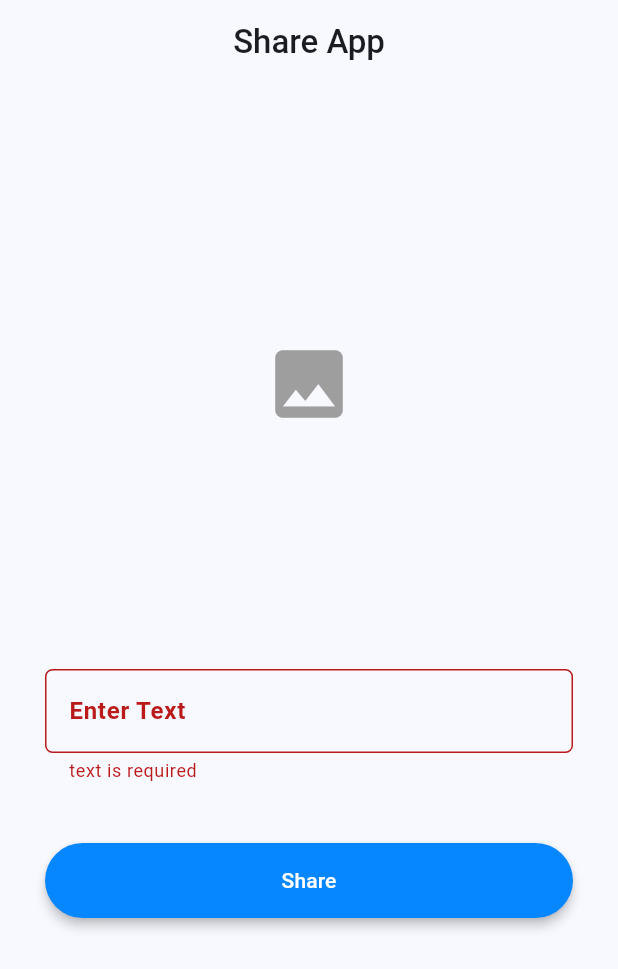
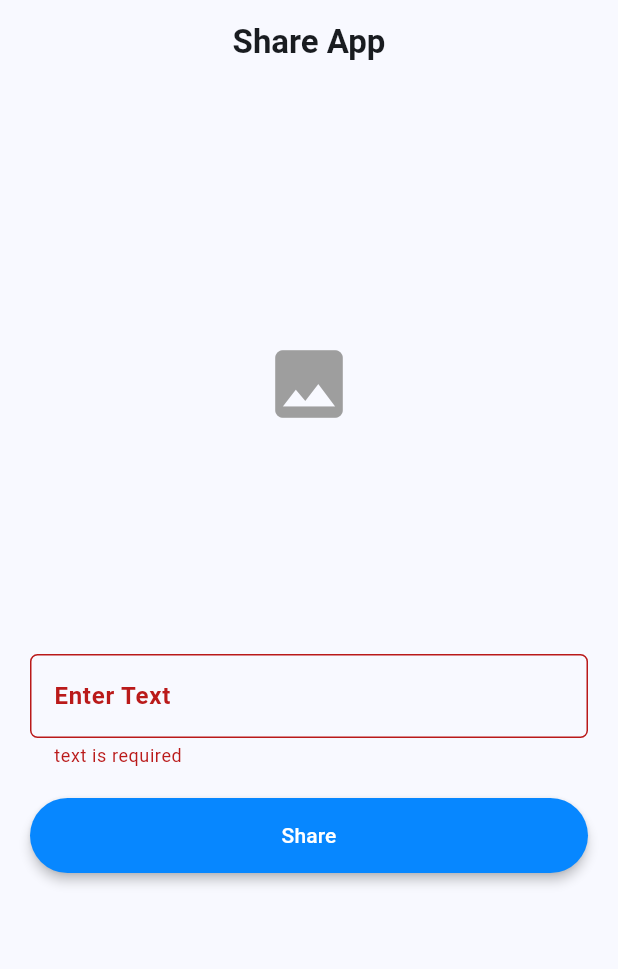
Before and after one commit to ammardev99/share_image_text, a Flutter app: the screen it shows after launch, after a tap on "Share", on a phone screen of 412 x 824 dp. Shown: the top 969 px of the screen. Run offline on Flutter 3.47's test engine with Material 3 defaults, Android fonts, the phone set to English and light mode, and no system bars; our stand-ins replace image_picker.

Commit message:
add widgets

```diff
--- a/lib/modules/share.dart
+++ b/lib/modules/share.dart
@@ -2,6 +2,7 @@ import 'dart:io';
 
 import 'package:flutter/material.dart';
 import 'package:image_picker/image_picker.dart';
+import 'package:share/modules/widgets.dart';
 
 class ShareApp extends StatefulWidget {
   const ShareApp({super.key});
@@ -32,12 +33,10 @@ class _ShareAppState extends State<ShareApp> {
     return Scaffold(
 // app bar
       appBar: AppBar(
-        title: const Text(
-          "Share App",
-          style: TextStyle(fontWeight: FontWeight.w500),
-        ),
+        title: boldText("Share App"),
         centerTitle: true,
       ),
+
       body: SingleChildScrollView(
         scrollDirection: Axis.vertical,
         physics: const BouncingScrollPhysics(),
@@ -47,9 +46,7 @@ class _ShareAppState extends State<ShareApp> {
             key: formKey,
             child: Column(
               children: [
-                const SizedBox(
-                  height: 20,
-                ),
+                sizeBox(20),
 // pick image
                 InkWell(
                   onTap: () => getImage(),
@@ -58,69 +55,42 @@ class _ShareAppState extends State<ShareApp> {
                     width: 320,
                     height: 320,
                     child: Center(
-                        child:
-// image icon
-                            imagePick == null
-                                ? const SizedBox(
-                                    height: 80,
-                                    child: Icon(
-                                      Icons.image,
-                                      color: Colors.grey,
-                                      size: 60,
-                                    ),
-                                  )
-                                : Image.file(
-                                    File(imagePick!.path),
-                                    fit: BoxFit.contain,
-                                  )),
+                        child: imagePick == null
+                            ? getImgIcon()
+                            : showImage(imagePick!.path)),
                   ),
                 ),
-                const SizedBox(height: 20,),
+                sizeBox(20),
 // enter text
-                Container(
-                  margin: const EdgeInsets.all(10),
-                  child: Column(
-                    crossAxisAlignment: CrossAxisAlignment.start,
-                    children: [
                 TextFormField(
                     controller: textController,
-                          decoration: const InputDecoration(
-                            label: Text(
-                              "Enter Text",
-                              style: TextStyle(
-                                  fontSize: 16, fontWeight: FontWeight.bold),
-                            ),
-                            border: OutlineInputBorder(
+                    decoration: InputDecoration(
+                      label: boldText('Enter Text'),
+                      border: const OutlineInputBorder(
                           borderRadius: BorderRadius.all(
                         Radius.circular(5),
                       )),
                     ),
+                    minLines: 1,
                     maxLines: null,
-                          minLines: 1,
                     validator: (value) {
                       if ((value ?? "").isEmpty) {
                         return 'text is required';
                       }
                       return null;
                     }),
-                    ],
-                  ),
-                ),
-                const SizedBox(height: 20,),
+                sizeBox(20),
 // share button
-                Container(
-                  margin: const EdgeInsets.all(10),
-                  width: double.infinity,
-                  height: 50,
-                  child: ElevatedButton(
+                ElevatedButton(
                   onPressed: () async {
-                      if (!formKey.currentState!.validate()) {
+                    if (formKey.currentState!.validate()) {
                       // await Share.share('text!');
                     }
                     // ignore: avoid_print
-                      print('share');
+                    print('press share');
                   },
                   style: const ButtonStyle(
+                    minimumSize: WidgetStatePropertyAll(Size(double.infinity,50)),
                     elevation: WidgetStatePropertyAll(3),
                     backgroundColor:
                         WidgetStatePropertyAll(Color(0xFF0787FF)),
@@ -130,10 +100,7 @@ class _ShareAppState extends State<ShareApp> {
                     style: TextStyle(color: Colors.white),
                   ),
                 ),
-                ),
-                const SizedBox(
-                  height: 20,
-                ),
+                sizeBox(20),
               ],
             ),
           ),
--- /dev/null
+++ b/lib/modules/widgets.dart
@@ -0,0 +1,35 @@
+import 'dart:io';
+
+import 'package:flutter/material.dart';
+
+Widget boldText(String text) {
+  return Text(
+    text,
+    style: const TextStyle(fontWeight: FontWeight.bold),
+  );
+}
+
+Widget sizeBox(double w, [double? h]) {
+  return SizedBox(
+    width: w,
+    height: h ?? w,
+  );
+}
+
+Widget getImgIcon() {
+  return const SizedBox(
+    height: 80,
+    child: Icon(
+      Icons.image,
+      color: Colors.grey,
+      size: 60,
+    ),
+  );
+}
+
+Widget showImage(String imgPath) {
+  return Image.file(
+    File(imgPath),
+    fit: BoxFit.contain,
+  );
+}
```
Also changed, not shown: 2 other files. Lines whose indentation alone changed are shown as unchanged.
